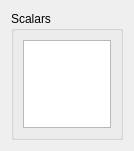
Qt form gui/Pages/BoundaryConditionsScalarsForm.ui (code-saturne/code_saturne) before a commit.
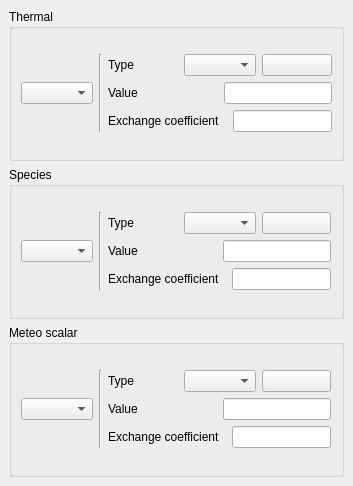
The same form after that commit. Icons and pictures are not drawn.

Commit message: new presentation and use MEI to initialize scalar boundary conditions

What changed in the file:
```diff
--- a/gui/Pages/BoundaryConditionsScalarsForm.ui
+++ b/gui/Pages/BoundaryConditionsScalarsForm.ui
@@ -5,29 +5,556 @@
    <rect>
     <x>0</x>
     <y>0</y>
-    <width>134</width>
-    <height>151</height>
+    <width>353</width>
+    <height>486</height>
    </rect>
   </property>
   <property name="windowTitle" >
    <string>Form</string>
   </property>
-  <layout class="QGridLayout" name="gridLayout" >
+  <layout class="QGridLayout" >
+   <property name="margin" >
+    <number>9</number>
+   </property>
+   <property name="spacing" >
+    <number>6</number>
+   </property>
    <item row="0" column="0" >
-    <widget class="QGroupBox" name="groupBoxScalars" >
+    <widget class="QGroupBox" name="groupBoxThermal" >
      <property name="title" >
-      <string>Scalars</string>
+      <string>Thermal</string>
      </property>
      <layout class="QGridLayout" >
+      <property name="margin" >
+       <number>9</number>
+      </property>
+      <property name="spacing" >
+       <number>6</number>
+      </property>
       <item row="0" column="0" >
-       <widget class="QTableView" name="tableViewScalars" >
-        <property name="alternatingRowColors" >
-         <bool>true</bool>
+       <layout class="QHBoxLayout" >
+        <property name="margin" >
+         <number>0</number>
         </property>
-        <property name="selectionMode" >
-         <enum>QAbstractItemView::SingleSelection</enum>
+        <property name="spacing" >
+         <number>6</number>
         </property>
-       </widget>
+        <item>
+         <spacer>
+          <property name="orientation" >
+           <enum>Qt::Horizontal</enum>
+          </property>
+          <property name="sizeHint" >
+           <size>
+            <width>16</width>
+            <height>20</height>
+           </size>
+          </property>
+         </spacer>
+        </item>
+        <item>
+         <widget class="QComboBox" name="comboBoxThermal" />
+        </item>
+        <item>
+         <widget class="Line" name="line" >
+          <property name="orientation" >
+           <enum>Qt::Vertical</enum>
+          </property>
+         </widget>
+        </item>
+        <item>
+         <spacer>
+          <property name="orientation" >
+           <enum>Qt::Horizontal</enum>
+          </property>
+          <property name="sizeHint" >
+           <size>
+            <width>16</width>
+            <height>20</height>
+           </size>
+          </property>
+         </spacer>
+        </item>
+        <item>
+         <layout class="QVBoxLayout" >
+          <property name="margin" >
+           <number>0</number>
+          </property>
+          <property name="spacing" >
+           <number>6</number>
+          </property>
+          <item>
+           <layout class="QHBoxLayout" >
+            <property name="margin" >
+             <number>0</number>
+            </property>
+            <property name="spacing" >
+             <number>6</number>
+            </property>
+            <item>
+             <widget class="QLabel" name="labelThermal" >
+              <property name="text" >
+               <string>Type</string>
+              </property>
+             </widget>
+            </item>
+            <item>
+             <widget class="QComboBox" name="comboBoxTypeThermal" />
+            </item>
+            <item>
+             <widget class="QPushButton" name="pushButtonThermal" >
+              <property name="text" >
+               <string/>
+              </property>
+              <property name="icon" >
+               <iconset resource="resources_pages.qrc" >:/new/prefix1/icons/22x22/edit-find-replace.png</iconset>
+              </property>
+             </widget>
+            </item>
+           </layout>
+          </item>
+          <item>
+           <layout class="QHBoxLayout" >
+            <property name="margin" >
+             <number>0</number>
+            </property>
+            <property name="spacing" >
+             <number>6</number>
+            </property>
+            <item>
+             <widget class="QLabel" name="labelValueThermal" >
+              <property name="text" >
+               <string>Value</string>
+              </property>
+             </widget>
+            </item>
+            <item>
+             <spacer>
+              <property name="orientation" >
+               <enum>Qt::Horizontal</enum>
+              </property>
+              <property name="sizeHint" >
+               <size>
+                <width>16</width>
+                <height>20</height>
+               </size>
+              </property>
+             </spacer>
+            </item>
+            <item>
+             <widget class="QLineEdit" name="lineEditValueThermal" />
+            </item>
+           </layout>
+          </item>
+          <item>
+           <layout class="QHBoxLayout" >
+            <property name="margin" >
+             <number>0</number>
+            </property>
+            <property name="spacing" >
+             <number>6</number>
+            </property>
+            <item>
+             <widget class="QLabel" name="labelExThermal" >
+              <property name="text" >
+               <string>Exchange coefficient</string>
+              </property>
+             </widget>
+            </item>
+            <item>
+             <spacer>
+              <property name="orientation" >
+               <enum>Qt::Horizontal</enum>
+              </property>
+              <property name="sizeHint" >
+               <size>
+                <width>16</width>
+                <height>20</height>
+               </size>
+              </property>
+             </spacer>
+            </item>
+            <item>
+             <widget class="QLineEdit" name="lineEditExThermal" />
+            </item>
+           </layout>
+          </item>
+         </layout>
+        </item>
+        <item>
+         <spacer>
+          <property name="orientation" >
+           <enum>Qt::Horizontal</enum>
+          </property>
+          <property name="sizeHint" >
+           <size>
+            <width>16</width>
+            <height>20</height>
+           </size>
+          </property>
+         </spacer>
+        </item>
+       </layout>
+      </item>
+     </layout>
+    </widget>
+   </item>
+   <item row="2" column="0" >
+    <widget class="QGroupBox" name="groupBoxMeteo" >
+     <property name="title" >
+      <string>Meteo scalar</string>
+     </property>
+     <layout class="QGridLayout" >
+      <property name="margin" >
+       <number>9</number>
+      </property>
+      <property name="spacing" >
+       <number>6</number>
+      </property>
+      <item row="0" column="0" >
+       <layout class="QHBoxLayout" >
+        <property name="margin" >
+         <number>0</number>
+        </property>
+        <property name="spacing" >
+         <number>6</number>
+        </property>
+        <item>
+         <spacer>
+          <property name="orientation" >
+           <enum>Qt::Horizontal</enum>
+          </property>
+          <property name="sizeHint" >
+           <size>
+            <width>16</width>
+            <height>20</height>
+           </size>
+          </property>
+         </spacer>
+        </item>
+        <item>
+         <widget class="QComboBox" name="comboBoxMeteo" />
+        </item>
+        <item>
+         <widget class="Line" name="line_3" >
+          <property name="orientation" >
+           <enum>Qt::Vertical</enum>
+          </property>
+         </widget>
+        </item>
+        <item>
+         <spacer>
+          <property name="orientation" >
+           <enum>Qt::Horizontal</enum>
+          </property>
+          <property name="sizeHint" >
+           <size>
+            <width>16</width>
+            <height>20</height>
+           </size>
+          </property>
+         </spacer>
+        </item>
+        <item>
+         <layout class="QVBoxLayout" >
+          <property name="margin" >
+           <number>0</number>
+          </property>
+          <property name="spacing" >
+           <number>6</number>
+          </property>
+          <item>
+           <layout class="QHBoxLayout" >
+            <property name="margin" >
+             <number>0</number>
+            </property>
+            <property name="spacing" >
+             <number>6</number>
+            </property>
+            <item>
+             <widget class="QLabel" name="labelMeteo" >
+              <property name="text" >
+               <string>Type</string>
+              </property>
+             </widget>
+            </item>
+            <item>
+             <widget class="QComboBox" name="comboBoxTypeMeteo" />
+            </item>
+            <item>
+             <widget class="QPushButton" name="pushButtonMeteo" >
+              <property name="text" >
+               <string/>
+              </property>
+              <property name="icon" >
+               <iconset resource="resources_pages.qrc" >:/new/prefix1/icons/22x22/edit-find-replace.png</iconset>
+              </property>
+             </widget>
+            </item>
+           </layout>
+          </item>
+          <item>
+           <layout class="QHBoxLayout" >
+            <property name="margin" >
+             <number>0</number>
+            </property>
+            <property name="spacing" >
+             <number>6</number>
+            </property>
+            <item>
+             <widget class="QLabel" name="labelValueMeteo" >
+              <property name="text" >
+               <string>Value</string>
+              </property>
+             </widget>
+            </item>
+            <item>
+             <spacer>
+              <property name="orientation" >
+               <enum>Qt::Horizontal</enum>
+              </property>
+              <property name="sizeHint" >
+               <size>
+                <width>16</width>
+                <height>20</height>
+               </size>
+              </property>
+             </spacer>
+            </item>
+            <item>
+             <widget class="QLineEdit" name="lineEditValueMeteo" />
+            </item>
+           </layout>
+          </item>
+          <item>
+           <layout class="QHBoxLayout" >
+            <property name="margin" >
+             <number>0</number>
+            </property>
+            <property name="spacing" >
+             <number>6</number>
+            </property>
+            <item>
+             <widget class="QLabel" name="labelExMeteo" >
+              <property name="text" >
+               <string>Exchange coefficient</string>
+              </property>
+             </widget>
+            </item>
+            <item>
+             <spacer>
+              <property name="orientation" >
+               <enum>Qt::Horizontal</enum>
+              </property>
+              <property name="sizeHint" >
+               <size>
+                <width>16</width>
+                <height>20</height>
+               </size>
+              </property>
+             </spacer>
+            </item>
+            <item>
+             <widget class="QLineEdit" name="lineEditExMeteo" />
+            </item>
+           </layout>
+          </item>
+         </layout>
+        </item>
+        <item>
+         <spacer>
+          <property name="orientation" >
+           <enum>Qt::Horizontal</enum>
+          </property>
+          <property name="sizeHint" >
+           <size>
+            <width>20</width>
+            <height>20</height>
+           </size>
+          </property>
+         </spacer>
+        </item>
+       </layout>
+      </item>
+     </layout>
+    </widget>
+   </item>
+   <item row="1" column="0" >
+    <widget class="QGroupBox" name="groupBoxSpecies" >
+     <property name="title" >
+      <string>Species</string>
+     </property>
+     <layout class="QGridLayout" >
+      <property name="margin" >
+       <number>9</number>
+      </property>
+      <property name="spacing" >
+       <number>6</number>
+      </property>
+      <item row="0" column="0" >
+       <layout class="QHBoxLayout" >
+        <property name="margin" >
+         <number>0</number>
+        </property>
+        <property name="spacing" >
+         <number>6</number>
+        </property>
+        <item>
+         <spacer>
+          <property name="orientation" >
+           <enum>Qt::Horizontal</enum>
+          </property>
+          <property name="sizeHint" >
+           <size>
+            <width>16</width>
+            <height>20</height>
+           </size>
+          </property>
+         </spacer>
+        </item>
+        <item>
+         <widget class="QComboBox" name="comboBoxSpecies" />
+        </item>
+        <item>
+         <widget class="Line" name="line_2" >
+          <property name="orientation" >
+           <enum>Qt::Vertical</enum>
+          </property>
+         </widget>
+        </item>
+        <item>
+         <spacer>
+          <property name="orientation" >
+           <enum>Qt::Horizontal</enum>
+          </property>
+          <property name="sizeHint" >
+           <size>
+            <width>16</width>
+            <height>20</height>
+           </size>
+          </property>
+         </spacer>
+        </item>
+        <item>
+         <layout class="QVBoxLayout" >
+          <property name="margin" >
+           <number>0</number>
+          </property>
+          <property name="spacing" >
+           <number>6</number>
+          </property>
+          <item>
+           <layout class="QHBoxLayout" >
+            <property name="margin" >
+             <number>0</number>
+            </property>
+            <property name="spacing" >
+             <number>6</number>
+            </property>
+            <item>
+             <widget class="QLabel" name="labelSpecies" >
+              <property name="text" >
+               <string>Type</string>
+              </property>
+             </widget>
+            </item>
+            <item>
+             <widget class="QComboBox" name="comboBoxTypeSpecies" />
+            </item>
+            <item>
+             <widget class="QPushButton" name="pushButtonSpecies" >
+              <property name="text" >
+               <string/>
+              </property>
+              <property name="icon" >
+               <iconset resource="resources_pages.qrc" >:/new/prefix1/icons/22x22/edit-find-replace.png</iconset>
+              </property>
+             </widget>
+            </item>
+           </layout>
+          </item>
+          <item>
+           <layout class="QHBoxLayout" >
+            <property name="margin" >
+             <number>0</number>
+            </property>
+            <property name="spacing" >
+             <number>6</number>
+            </property>
+            <item>
+             <widget class="QLabel" name="labelValueSpecies" >
+              <property name="text" >
+               <string>Value</string>
+              </property>
+             </widget>
+            </item>
+            <item>
+             <spacer>
+              <property name="orientation" >
+               <enum>Qt::Horizontal</enum>
+              </property>
+              <property name="sizeHint" >
+               <size>
+                <width>16</width>
+                <height>20</height>
+               </size>
+              </property>
+             </spacer>
+            </item>
+            <item>
+             <widget class="QLineEdit" name="lineEditValueSpecies" />
+            </item>
+           </layout>
+          </item>
+          <item>
+           <layout class="QHBoxLayout" >
+            <property name="margin" >
+             <number>0</number>
+            </property>
+            <property name="spacing" >
+             <number>6</number>
+            </property>
+            <item>
+             <widget class="QLabel" name="labelExSpecies" >
+              <property name="text" >
+               <string>Exchange coefficient</string>
+              </property>
+             </widget>
+            </item>
+            <item>
+             <spacer>
+              <property name="orientation" >
+               <enum>Qt::Horizontal</enum>
+              </property>
+              <property name="sizeHint" >
+               <size>
+                <width>16</width>
+                <height>20</height>
+               </size>
+              </property>
+             </spacer>
+            </item>
+            <item>
+             <widget class="QLineEdit" name="lineEditExSpecies" />
+            </item>
+           </layout>
+          </item>
+         </layout>
+        </item>
+        <item>
+         <spacer>
+          <property name="orientation" >
+           <enum>Qt::Horizontal</enum>
+          </property>
+          <property name="sizeHint" >
+           <size>
+            <width>20</width>
+            <height>20</height>
+           </size>
+          </property>
+         </spacer>
+        </item>
+       </layout>
       </item>
      </layout>
     </widget>
```
Left out of the diff: 4 changed lines with no effect on the pictures. The commit also changes 5 other files.
